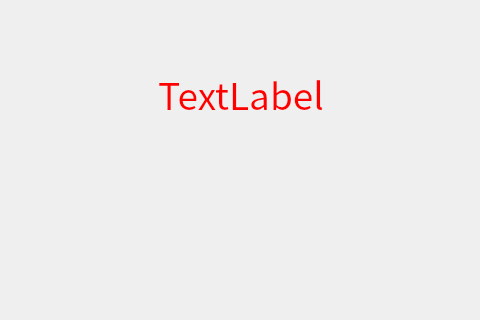
Qt form UIForms/errorWindow.ui (FelixMailwriter/VM) before a commit; both pictures show x 271 to 751 and y 276 to 596 of the 1024 by 768 pixel window.
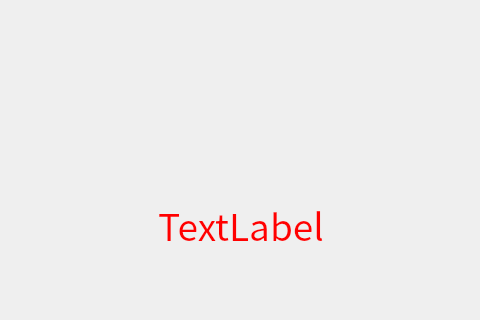
The same form after that commit. Icons and pictures are not drawn.

```diff
--- a/UIForms/errorWindow.ui
+++ b/UIForms/errorWindow.ui
@@ -17,6 +17,19 @@
    <string notr="true">background-image: url(./Resources/Forms/FormBackGround.png);</string>
   </property>
   <layout class="QVBoxLayout" name="verticalLayout">
+   <item>
+    <spacer name="verticalSpacer">
+     <property name="orientation">
+      <enum>Qt::Vertical</enum>
+     </property>
+     <property name="sizeHint" stdset="0">
+      <size>
+       <width>20</width>
+       <height>40</height>
+      </size>
+     </property>
+    </spacer>
+   </item>
    <item>
     <widget class="QLabel" name="label">
      <property name="palette">
@@ -132,6 +145,22 @@
      </property>
     </widget>
    </item>
+   <item>
+    <spacer name="verticalSpacer_2">
+     <property name="orientation">
+      <enum>Qt::Vertical</enum>
+     </property>
+     <property name="sizeType">
+      <enum>QSizePolicy::Fixed</enum>
+     </property>
+     <property name="sizeHint" stdset="0">
+      <size>
+       <width>20</width>
+       <height>200</height>
+      </size>
+     </property>
+    </spacer>
+   </item>
    <item>
     <widget class="QPushButton" name="btn_close">
      <property name="font">
```
Left out of the diff: 2 changed lines with no effect on the pictures.
